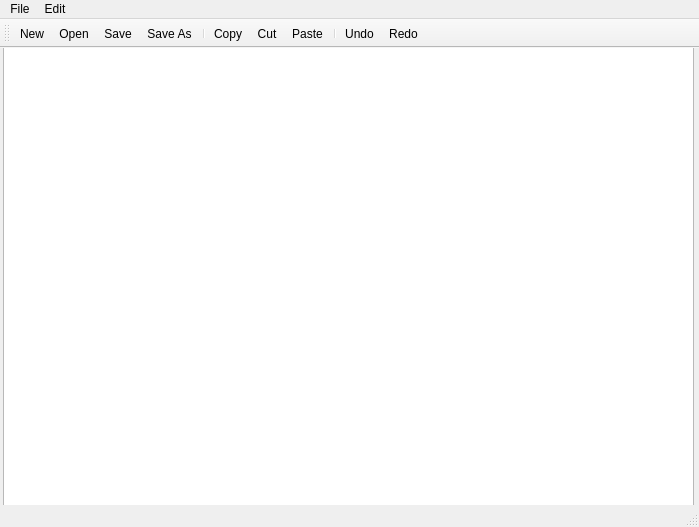
First picture: the form in TextEditor/mainwindow.ui, repository VeselAbaya/qt-learning, before the edit.
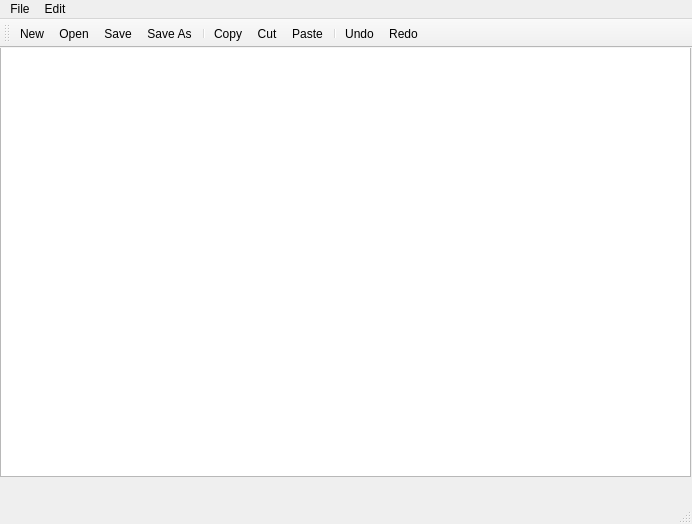
Second picture: the form after the edit. Icons and pictures are not drawn.

Commit message: all works; need to add textLength information on the right part of status bar

Patch:
```diff
--- a/TextEditor/mainwindow.ui
+++ b/TextEditor/mainwindow.ui
@@ -6,8 +6,8 @@
    <rect>
     <x>0</x>
     <y>0</y>
-    <width>699</width>
-    <height>527</height>
+    <width>692</width>
+    <height>524</height>
    </rect>
   </property>
   <property name="windowTitle">
@@ -17,20 +17,23 @@
    <widget class="QTextEdit" name="textEdit">
     <property name="geometry">
      <rect>
-      <x>3</x>
-      <y>-7</y>
+      <x>0</x>
+      <y>-2</y>
       <width>691</width>
-      <height>531</height>
+      <height>431</height>
      </rect>
     </property>
    </widget>
   </widget>
   <widget class="QMenuBar" name="menuBar">
+   <property name="enabled">
+    <bool>true</bool>
+   </property>
    <property name="geometry">
     <rect>
      <x>0</x>
      <y>0</y>
-     <width>699</width>
+     <width>692</width>
      <height>28</height>
     </rect>
    </property>
@@ -59,11 +62,39 @@
    <addaction name="menuEdit"/>
   </widget>
   <widget class="QToolBar" name="mainToolBar">
+   <property name="cursor">
+    <cursorShape>ArrowCursor</cursorShape>
+   </property>
+   <property name="mouseTracking">
+    <bool>false</bool>
+   </property>
+   <property name="autoFillBackground">
+    <bool>true</bool>
+   </property>
+   <property name="styleSheet">
+    <string notr="true">`
+background-color: qlineargradient(spread:pad, x1:0, y1:0, x2:1, y2:0, stop:0 rgba(0, 0, 0, 255), stop:1 rgba(255, 255, 255, 255));</string>
+   </property>
+   <property name="inputMethodHints">
+    <set>Qt::ImhNone</set>
+   </property>
+   <property name="allowedAreas">
+    <set>Qt::AllToolBarAreas</set>
+   </property>
+   <property name="iconSize">
+    <size>
+     <width>35</width>
+     <height>35</height>
+    </size>
+   </property>
+   <property name="floatable">
+    <bool>true</bool>
+   </property>
    <attribute name="toolBarArea">
     <enum>TopToolBarArea</enum>
    </attribute>
    <attribute name="toolBarBreak">
-    <bool>false</bool>
+    <bool>true</bool>
    </attribute>
    <addaction name="actionNew"/>
    <addaction name="actionOpen"/>
```
Left out of the diff: 16 changed lines with no effect on the pictures. The commit also changes 2 other files.
